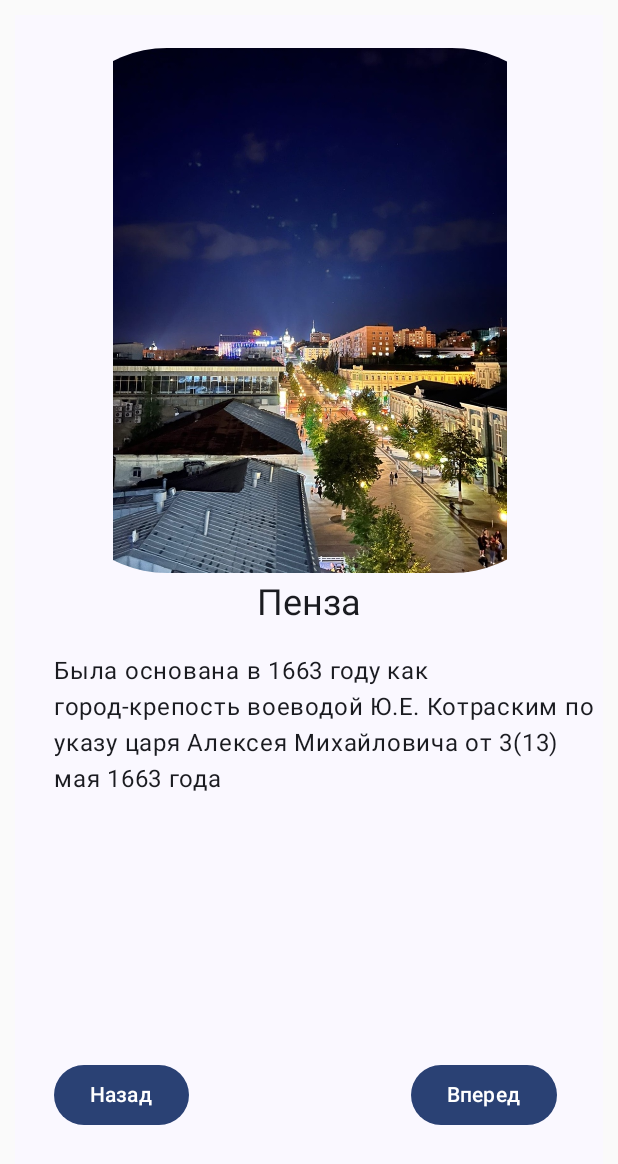
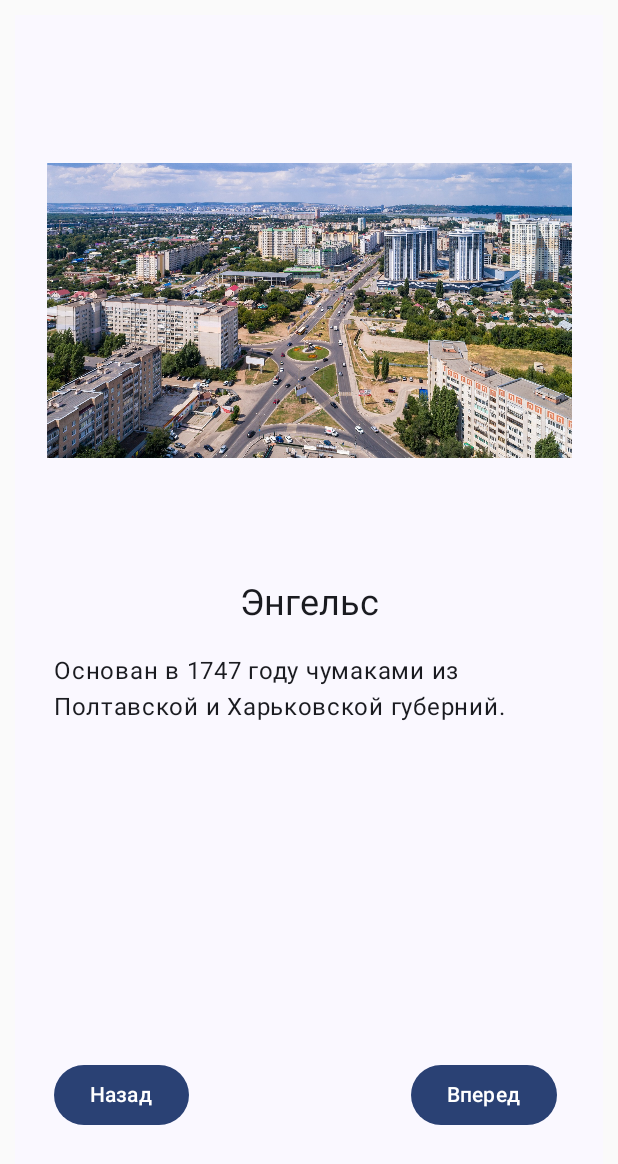
Before and after one commit to IceLance92/Art_Capitals, an Android app built with Jetpack Compose: the screen it shows after launch (MainActivity), after a tap on "Назад", on a phone screen of 412 x 824 dp. Shown: the top 1164 px of the screen. Run offline under Robolectric (Android 15) with nearby library versions, the phone set to English and light mode, and no system bars.

Commit message:
добавил город Энгельс

```diff
--- a/app/src/main/java/com/example/art_capitals/MainActivity.kt
+++ b/app/src/main/java/com/example/art_capitals/MainActivity.kt
@@ -56,7 +56,8 @@ fun ArtworkScreen() {
         ArtworkData(R.drawable.saratov, R.string.saratov_title, R.string.saratov_city),
         ArtworkData(R.drawable.kazan, R.string.kazan_title, R.string.kazan_city),
         ArtworkData(R.drawable.toliatti, R.string.toliati_title, R.string.toliati_city),
-        ArtworkData(R.drawable.penza, R.string.penza_title, R.string.penza_city)
+        ArtworkData(R.drawable.penza, R.string.penza_title, R.string.penza_city),
+        ArtworkData(R.drawable.engelsl, R.string.engels_title, R.string.engels_city)
     )
 
     val currentArtwork = artworks[currentArtworkIndex]
--- a/app/src/main/res/values/strings.xml
+++ b/app/src/main/res/values/strings.xml
@@ -8,6 +8,8 @@
     <string name="toliati_city">Был основан в 1737 году Василием Татищевым как город-крепость Ставрополь</string>
     <string name="penza_title">Пенза</string>
     <string name="penza_city">Была основана в 1663 году как город-крепость воеводой Ю.Е. Котраским по указу царя Алексея Михайловича от 3(13) мая 1663 года</string>
+    <string name="engels_title">Энгельс</string>
+    <string name="engels_city">Основан в 1747 году чумаками из Полтавской и Харьковской губерний.</string>
     <string name="button_up">Назад</string>
     <string name="button_next">Вперед</string>
 </resources>
```
Also changed, not shown: app/src/main/res/drawable-nodpi/engelsl.jpg (added).
